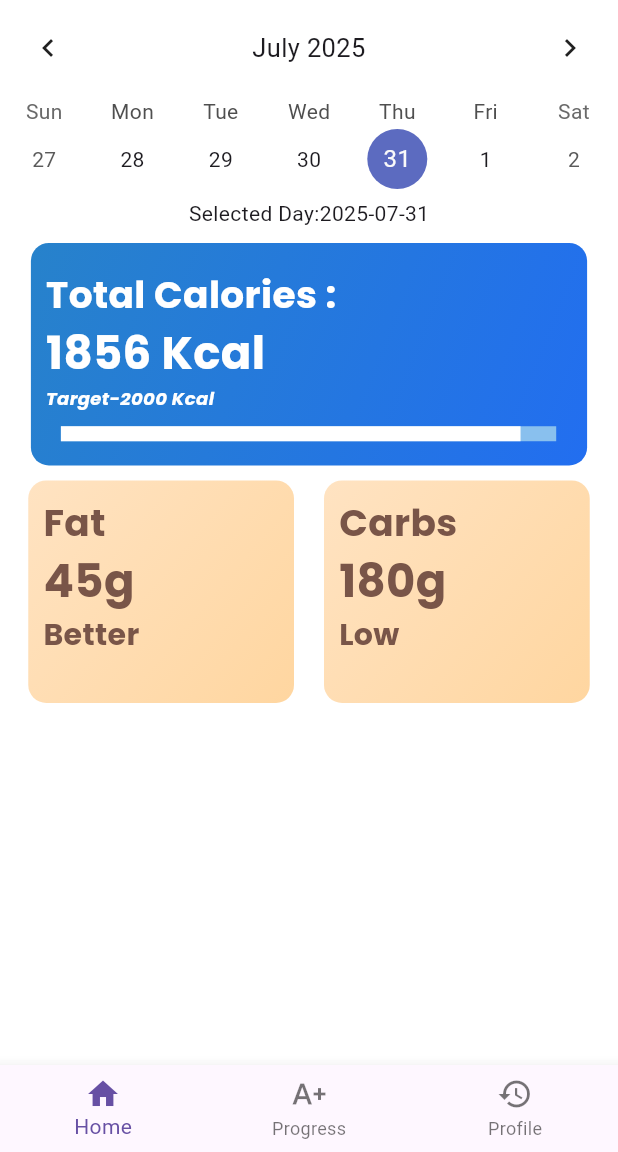
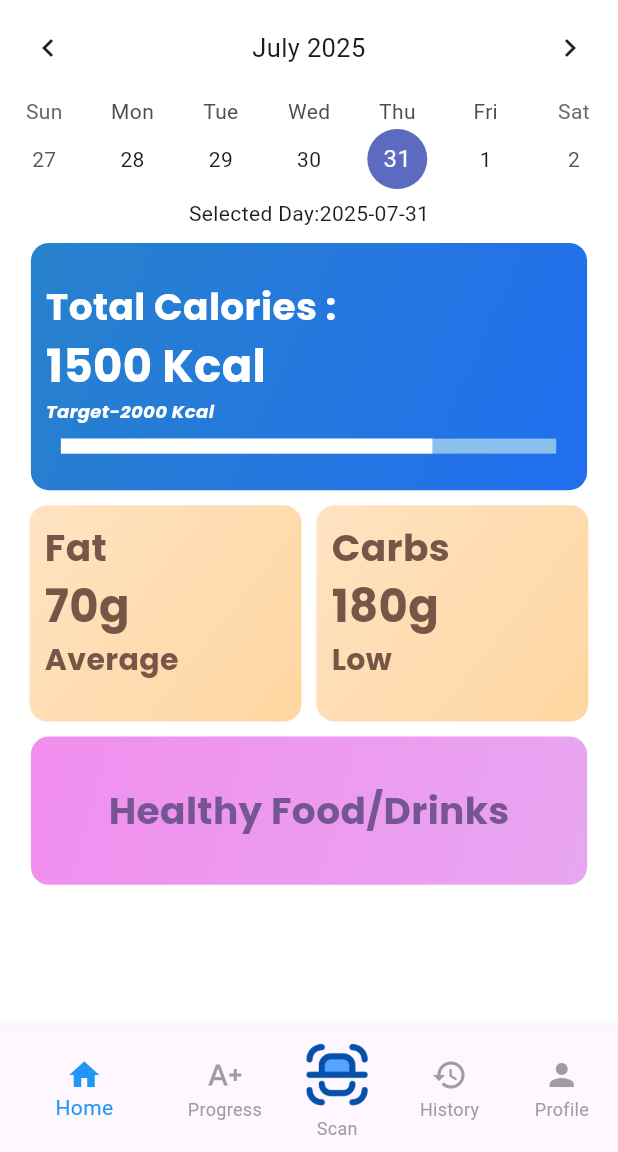
Before and after one commit to nutriscan101/nutriscan_app, a Flutter app: the screen it shows after launch, on a phone screen of 412 x 824 dp, the part 84-1236 px from its top. Run offline on Flutter 3.47's test engine with Material 3 defaults, Android fonts, the phone set to English and light mode, and no system bars; drawn by our look-alikes of percent_indicator, table_calendar; our stand-ins replace google_fonts.

Commit message:
Added NavigationBar and healthy_drink-food banner

```diff
--- a/Nutri_App/main_app/lib/homepage_Components/Calender.dart
+++ b/Nutri_App/main_app/lib/homepage_Components/Calender.dart
@@ -1,6 +1,5 @@
 import 'package:flutter/material.dart';
 import 'package:table_calendar/table_calendar.dart';
-import 'package:google_fonts/google_fonts.dart';
 
 class Calender extends StatefulWidget {
   const Calender({super.key});
--- a/Nutri_App/main_app/lib/homepage_Components/Calories_Banner.dart
+++ b/Nutri_App/main_app/lib/homepage_Components/Calories_Banner.dart
@@ -1,5 +1,4 @@
 import 'package:flutter/material.dart';
-import 'package:main_app/homepage_Components/Calender.dart';
 import 'package:percent_indicator/percent_indicator.dart';
 import 'package:google_fonts/google_fonts.dart';
 
@@ -10,7 +9,7 @@ class Calories extends StatefulWidget {
 }
 
 class CalorState extends State<Calories> {
-  int Total_Calories = 1856;
+  int totalCalories = 1500;
   int target = 2000;
 
   @override
@@ -19,7 +18,7 @@ class CalorState extends State<Calories> {
     final screenheight = MediaQuery.of(context).size.height;
     return Container(
       width: screenWidth * 0.9,
-      height: screenheight * 0.18,
+      height: screenheight * 0.2,
       padding: EdgeInsets.all(10),
       decoration: BoxDecoration(
         gradient: LinearGradient(
@@ -48,7 +47,7 @@ class CalorState extends State<Calories> {
           ),
 
           Text(
-            Total_Calories.toString() + ' Kcal',
+            '$totalCalories Kcal',
             style: GoogleFonts.poppins(
               fontSize: 30,
               color: Colors.white,
@@ -68,7 +67,7 @@ class CalorState extends State<Calories> {
           LinearPercentIndicator(
             width: screenWidth * 0.85,
             lineHeight: 10,
-            percent: Total_Calories / target,
+            percent: totalCalories / target,
             animation: true,
             animateFromLastPercent: true,
             animationDuration: 2000,
--- a/Nutri_App/main_app/lib/homepage_Components/fat-carbs.dart
+++ b/Nutri_App/main_app/lib/homepage_Components/fat-carbs.dart
@@ -1,5 +1,6 @@
+import 'dart:async';
+
 import 'package:flutter/material.dart';
-import 'package:google_fonts/google_fonts.dart';
 import 'package:google_fonts/google_fonts.dart';
 
 class fatcarbs extends StatefulWidget {
@@ -10,16 +11,15 @@ class fatcarbs extends StatefulWidget {
 }
 
 class fatcarbstate extends State<fatcarbs> {
-  int Fat = 45;
-  int carbs = 180;
+  int Fat = 0, carbs = 0;
 
   String fatstat() {
     if (Fat < 44) {
       return 'Bad';
     } else if (Fat <= 65) {
-      return 'Better';
+      return 'Good';
     } else if (Fat > 78) {
-      return 'Good';
+      return 'Too Much';
     } else {
       return 'Average';
     }
@@ -38,6 +38,15 @@ class fatcarbstate extends State<fatcarbs> {
   }
 
   @override
+  void initState() {
+    super.initState();
+    setState(() {
+      Fat = 70;
+      carbs = 180;
+    });
+  }
+
+  @override
   Widget build(BuildContext context) {
     final screenWidth = MediaQuery.of(context).size.width;
     final screenheight = MediaQuery.of(context).size.height;
@@ -46,8 +55,8 @@ class fatcarbstate extends State<fatcarbs> {
 
       children: [
         Container(
-          width: screenWidth * 0.43,
-          height: screenheight * 0.18,
+          width: screenWidth * 0.44,
+          height: screenheight * 0.175,
           padding: EdgeInsets.all(10),
           decoration: BoxDecoration(
             gradient: LinearGradient(
@@ -69,7 +78,7 @@ class fatcarbstate extends State<fatcarbs> {
                 ),
               ),
               Text(
-                Fat.toString() + 'g',
+                '$Fat' + 'g',
                 style: GoogleFonts.poppins(
                   fontSize: 30,
                   fontWeight: FontWeight.bold,
@@ -87,10 +96,10 @@ class fatcarbstate extends State<fatcarbs> {
             ],
           ),
         ),
-        SizedBox(width: 20),
+        SizedBox(width: 10),
         Container(
-          width: screenWidth * 0.43,
-          height: screenheight * 0.18,
+          width: screenWidth * 0.44,
+          height: screenheight * 0.175,
           padding: EdgeInsets.all(10),
           decoration: BoxDecoration(
             gradient: LinearGradient(
--- /dev/null
+++ b/Nutri_App/main_app/lib/homepage_Components/healthy-drink-food.dart
@@ -0,0 +1,46 @@
+import 'package:flutter/material.dart';
+import 'package:google_fonts/google_fonts.dart';
+
+class Healthydf extends StatefulWidget {
+  const Healthydf({super.key});
+  @override
+  State<Healthydf> createState() => healthydfState();
+}
+
+class healthydfState extends State<Healthydf> {
+  @override
+  Widget build(BuildContext context) {
+    final screenwidth = MediaQuery.of(context).size.width;
+    final screenheight = MediaQuery.of(context).size.height;
+    return Container(
+      width: screenwidth * 0.9,
+      height: screenheight * 0.12,
+      padding: EdgeInsets.all(10),
+      decoration: BoxDecoration(
+        gradient: LinearGradient(
+          colors: [
+            const Color.fromARGB(255, 241, 142, 238),
+            const Color.fromARGB(255, 232, 166, 242),
+          ],
+          begin: Alignment.topLeft,
+          end: Alignment.bottomRight,
+        ),
+        borderRadius: BorderRadius.circular(12),
+      ),
+      child: Column(
+        mainAxisAlignment: MainAxisAlignment.center,
+        crossAxisAlignment: CrossAxisAlignment.center,
+        children: [
+          Text(
+            "Healthy Food/Drinks",
+            style: GoogleFonts.poppins(
+              fontSize: 25,
+              color: const Color.fromARGB(255, 118, 85, 147),
+              fontWeight: FontWeight.bold,
+            ),
+          ),
+        ],
+      ),
+    );
+  }
+}
--- a/Nutri_App/main_app/lib/main.dart
+++ b/Nutri_App/main_app/lib/main.dart
@@ -1,8 +1,9 @@
 import 'package:flutter/material.dart';
 import 'package:main_app/homepage_Components/Calender.dart';
-import 'package:main_app/homepage_Components/Calories_Banner.dart';
+import 'package:main_app/homepage_Components/calories_banner.dart';
 import 'package:google_fonts/google_fonts.dart';
 import 'package:main_app/homepage_Components/fat-carbs.dart';
+import 'package:main_app/homepage_Components/healthy-drink-food.dart';
 
 void main() {
   runApp(Nutri());
@@ -50,9 +51,21 @@
         ),
       ),
       body: Column(
-        children: [Calender(), Calories(), SizedBox(height: 10), fatcarbs()],
+        children: [
+          Calender(),
+          Calories(),
+          SizedBox(height: 10),
+          fatcarbs(),
+          SizedBox(height: 10),
+          Healthydf(),
+        ],
       ),
       bottomNavigationBar: BottomNavigationBar(
+        selectedItemColor: Colors.blue,
+        unselectedItemColor: Colors.grey,
+        showUnselectedLabels: true,
+        backgroundColor: Colors.white,
+        iconSize: 24,
         items: [
           BottomNavigationBarItem(
             icon: Icon(Icons.home),
@@ -64,9 +77,20 @@
             activeIcon: Icon(Icons.home),
             label: 'Progress',
           ),
+
+          BottomNavigationBarItem(
+            icon: Image.asset('assets/images/scan.png', height: 49),
+            activeIcon: Image.asset('scan.png'),
+            label: 'Scan',
+          ),
           BottomNavigationBarItem(
             icon: Icon(Icons.history),
             activeIcon: Icon(Icons.history),
+            label: 'History',
+          ),
+          BottomNavigationBarItem(
+            icon: Icon(Icons.person),
+            activeIcon: Icon(Icons.person),
             label: 'Profile',
           ),
         ],
```
Also changed, not shown: Nutri_App/main_app/assets/images/bscan.png (added), Nutri_App/main_app/assets/images/scan.png (added).
